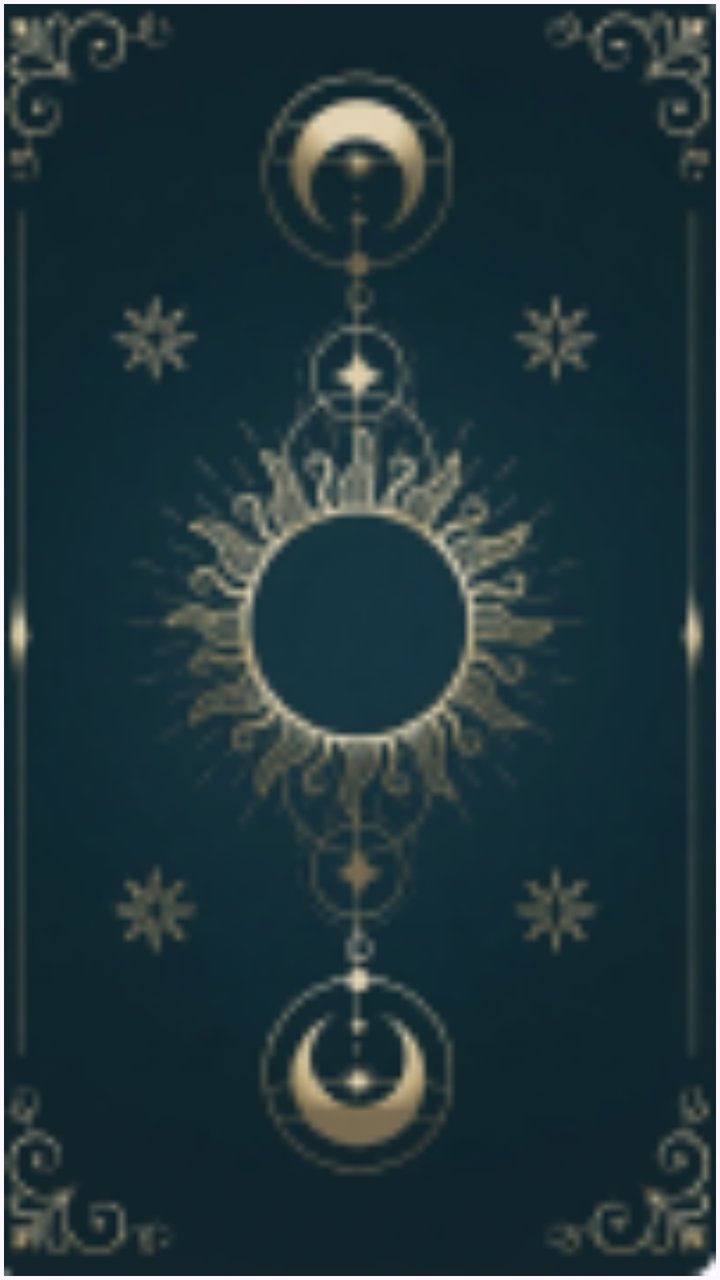
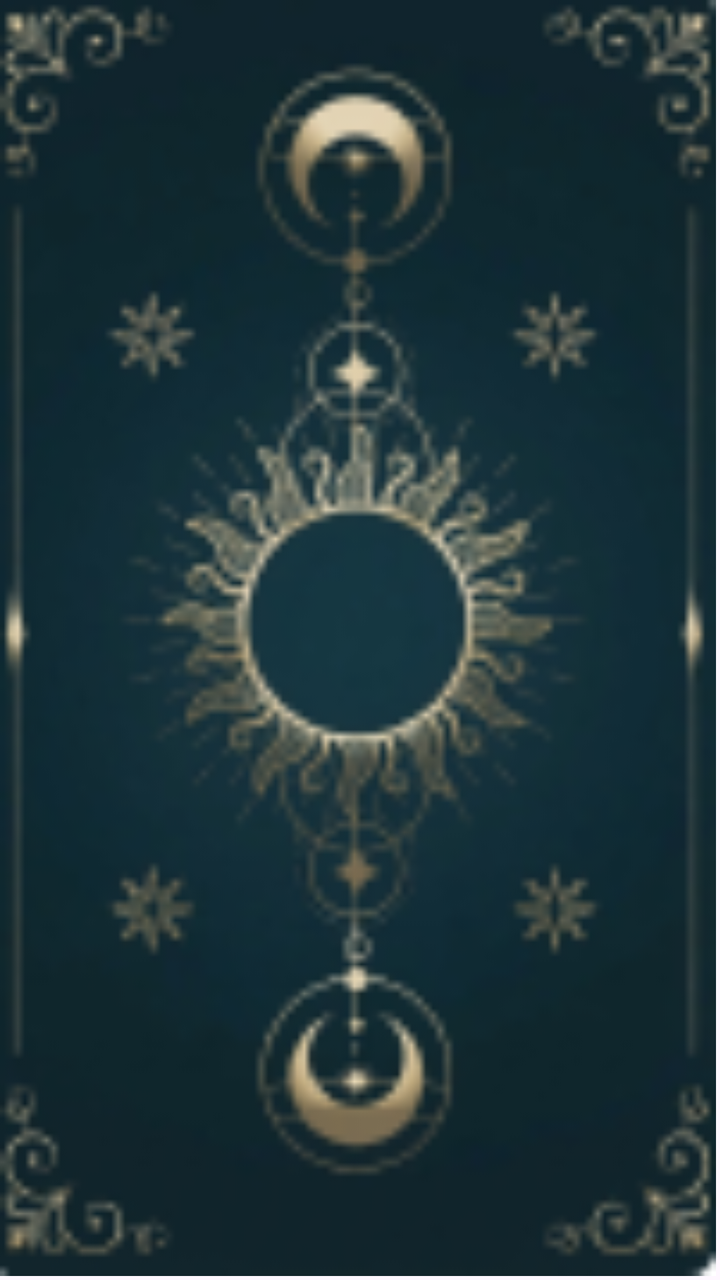

Screens rendered from an Android XML layout before and after an edit, with the pre-edit source and the edit as a unified diff.
<!-- AndroidManifest.xml: application theme Theme.BaseProject -->
<!-- res/layout/item_tarot_deck.xml -->
<?xml version="1.0" encoding="utf-8"?>
<ImageView
    xmlns:android="http://schemas.android.com/apk/res/android"
    android:layout_width="match_parent"
    android:layout_height="88dp"
    android:padding="2dp"
    android:scaleType="fitXY"
    android:focusable="true"
    android:src="@drawable/tarot_deck_back" />
<!-- resources referenced by this layout -->
<resources>
  <!-- drawable tarot_deck_back: png bitmap (drawable-nodpi, 26463 bytes) -->
  <style name="Theme.BaseProject" parent="Base.Theme.BaseProject" />
  <style name="Base.Theme.BaseProject" parent="Theme.Material3.Light.NoActionBar">
          <item name="sharedActionBarLeftStyle">@style/SharedActionBarLeft</item>
          <item name="sharedActionBarRightStyle">@style/SharedActionBarRight</item>
          <item name="sharedActionBarTitleStyle">@style/SharedActionBarTitle</item>
          
          <item name="tarotInk">#172A2A</item>
          <item name="tarotInput">#FBF9F2</item>
          <item name="android:windowTranslucentStatus">false</item>
          <item name="android:statusBarColor">@android:color/transparent</item>
          <item name="android:windowSoftInputMode">adjustResize</item>
      </style>
  <style name="SharedActionBarLeft" parent="">
          <item name="android:layout_width">@dimen/dp_40</item>
          <item name="android:layout_height">@dimen/dp_40</item>
          <item name="android:layout_marginStart">@dimen/dp_20</item>
          <item name="android:layout_marginBottom">@dimen/dp_10</item>
          <item name="android:background">?attr/selectableItemBackgroundBorderless</item>
          <item name="android:src">@drawable/ic_back</item>
          <item name="layout_constraintBottom_toBottomOf">parent</item>
          <item name="layout_constraintStart_toStartOf">parent</item>
      </style>
  <style name="SharedActionBarRight" parent="">
          <item name="android:layout_width">@dimen/dp_40</item>
          <item name="android:layout_height">@dimen/dp_40</item>
          <item name="android:layout_marginEnd">@dimen/dp_20</item>
          <item name="android:layout_marginBottom">@dimen/dp_10</item>
          <item name="android:background">?attr/selectableItemBackgroundBorderless</item>
          <item name="android:src">@drawable/ic_next</item>
          <item name="layout_constraintBottom_toBottomOf">parent</item>
          <item name="layout_constraintEnd_toEndOf">parent</item>
      </style>
  <style name="SharedActionBarTitle" parent="single_marquee">
          <item name="android:layout_width">@dimen/dp_200</item>
          <item name="android:layout_height">@dimen/dp_40</item>
          <item name="android:layout_marginStart">@dimen/dp_102</item>
          <item name="android:layout_marginEnd">@dimen/dp_102</item>
          <item name="android:fontFamily">@font/baloo_2_bold</item>
          <item name="android:gravity">center</item>
          <item name="android:includeFontPadding">false</item>
          <item name="android:textSize">@dimen/sp_28</item>
          <item name="android:textColor">@color/figma_primary</item>
          <item name="outerStrokeColor">@color/white</item>
          <item name="outerStrokeWidth">@dimen/dp_2</item>
          <item name="layout_constraintBottom_toBottomOf">@id/btnActionBarLeft</item>
          <item name="layout_constraintTop_toTopOf">@id/btnActionBarLeft</item>
          <item name="layout_constraintStart_toStartOf">parent</item>
          <item name="layout_constraintEnd_toEndOf">parent</item>
      </style>
  <dimen name="dp_40">40dp</dimen>
  <dimen name="dp_20">20dp</dimen>
  <dimen name="dp_10">10dp</dimen>
  <!-- drawable ic_back: png bitmap (drawable, 520 bytes) -->
  <!-- drawable ic_next: png bitmap (drawable, 1502 bytes) -->
  <style name="single_marquee">
          <item name="android:singleLine">true</item>
          <item name="android:ellipsize">marquee</item>
          <item name="android:marqueeRepeatLimit">marquee_forever</item>
      </style>
  <dimen name="dp_200">200dp</dimen>
  <dimen name="dp_102">102dp</dimen>
  <dimen name="sp_28">28sp</dimen>
  <color name="figma_primary">#38306B</color>
  <color name="white">#FFFFFFFF</color>
  <dimen name="dp_2">2dp</dimen>
</resources>

<!-- the commit's change to res/layout/item_tarot_deck.xml (unified diff, before → after) -->
@@ -3,7 +3,10 @@
     xmlns:android="http://schemas.android.com/apk/res/android"
     android:layout_width="match_parent"
     android:layout_height="88dp"
-    android:padding="2dp"
+    android:paddingStart="0dp"
+    android:paddingTop="0dp"
+    android:paddingEnd="2dp"
+    android:paddingBottom="2dp"
     android:scaleType="fitXY"
     android:focusable="true"
     android:src="@drawable/tarot_deck_back" />
<!-- resource entries referenced after the edit -->
@@ -13,29 +13,23 @@
           <item name="android:statusBarColor">@android:color/transparent</item>
           <item name="android:windowSoftInputMode">adjustResize</item>
       </style>
-  <style name="SharedActionBarLeft" parent="">
+  <style name="SharedActionBarLeft" parent="SharedActionBarAligned">
           <item name="android:layout_width">@dimen/dp_40</item>
-          <item name="android:layout_height">@dimen/dp_40</item>
           <item name="android:layout_marginStart">@dimen/dp_20</item>
-          <item name="android:layout_marginBottom">@dimen/dp_10</item>
           <item name="android:background">?attr/selectableItemBackgroundBorderless</item>
           <item name="android:src">@drawable/ic_back</item>
-          <item name="layout_constraintBottom_toBottomOf">parent</item>
           <item name="layout_constraintStart_toStartOf">parent</item>
       </style>
-  <style name="SharedActionBarRight" parent="">
+  <style name="SharedActionBarRight" parent="SharedActionBarAligned">
           <item name="android:layout_width">@dimen/dp_40</item>
-          <item name="android:layout_height">@dimen/dp_40</item>
           <item name="android:layout_marginEnd">@dimen/dp_20</item>
-          <item name="android:layout_marginBottom">@dimen/dp_10</item>
           <item name="android:background">?attr/selectableItemBackgroundBorderless</item>
           <item name="android:src">@drawable/ic_next</item>
-          <item name="layout_constraintBottom_toBottomOf">parent</item>
           <item name="layout_constraintEnd_toEndOf">parent</item>
       </style>
   <style name="SharedActionBarTitle" parent="single_marquee">
           <item name="android:layout_width">@dimen/dp_200</item>
-          <item name="android:layout_height">@dimen/dp_40</item>
+          <item name="android:layout_height">0dp</item>
           <item name="android:layout_marginStart">@dimen/dp_102</item>
           <item name="android:layout_marginEnd">@dimen/dp_102</item>
           <item name="android:fontFamily">@font/baloo_2_bold</item>
@@ -45,14 +39,18 @@
           <item name="android:textColor">@color/figma_primary</item>
           <item name="outerStrokeColor">@color/white</item>
           <item name="outerStrokeWidth">@dimen/dp_2</item>
-          <item name="layout_constraintBottom_toBottomOf">@id/btnActionBarLeft</item>
-          <item name="layout_constraintTop_toTopOf">@id/btnActionBarLeft</item>
+          <item name="layout_constraintBottom_toBottomOf">@id/actionBarTitleBounds</item>
+          <item name="layout_constraintTop_toTopOf">@id/actionBarTitleBounds</item>
           <item name="layout_constraintStart_toStartOf">parent</item>
           <item name="layout_constraintEnd_toEndOf">parent</item>
       </style>
+  <style name="SharedActionBarAligned" parent="">
+          <item name="android:layout_height">0dp</item>
+          <item name="layout_constraintTop_toTopOf">@id/actionBarTitleBounds</item>
+          <item name="layout_constraintBottom_toBottomOf">@id/actionBarTitleBounds</item>
+      </style>
   <dimen name="dp_40">40dp</dimen>
   <dimen name="dp_20">20dp</dimen>
-  <dimen name="dp_10">10dp</dimen>
   <!-- drawable ic_back: png bitmap (drawable, 520 bytes) -->
   <!-- drawable ic_next: png bitmap (drawable, 1502 bytes) -->
   <style name="single_marquee">
